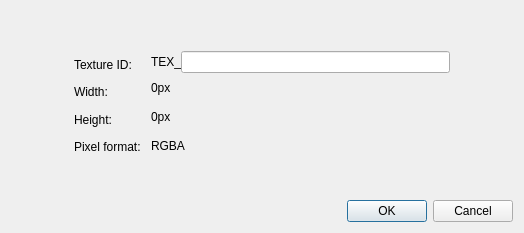
This is TextureTool/Source/AddTextureDlg.ui in k6project/SCToolKit as Qt 5 draws it before an edit. The edited form follows.
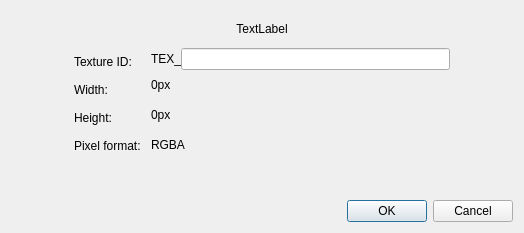
This is the edited form.

Commit message: Saving texture to file, ID validation

```diff
--- a/TextureTool/Source/AddTextureDlg.ui
+++ b/TextureTool/Source/AddTextureDlg.ui
@@ -22,12 +22,38 @@
   <property name="modal">
    <bool>true</bool>
   </property>
-  <layout class="QVBoxLayout" name="verticalLayout_3" stretch="0,4,0,0">
+  <layout class="QVBoxLayout" name="verticalLayout_3" stretch="1,0,1,10,0,0">
    <property name="spacing">
     <number>0</number>
    </property>
    <item>
     <spacer name="verticalSpacer">
+     <property name="orientation">
+      <enum>Qt::Vertical</enum>
+     </property>
+     <property name="sizeHint" stdset="0">
+      <size>
+       <width>20</width>
+       <height>8</height>
+      </size>
+     </property>
+    </spacer>
+   </item>
+   <item>
+    <widget class="QLabel" name="ErrorMsg">
+     <property name="styleSheet">
+      <string notr="true"/>
+     </property>
+     <property name="text">
+      <string>TextLabel</string>
+     </property>
+     <property name="alignment">
+      <set>Qt::AlignCenter</set>
+     </property>
+    </widget>
+   </item>
+   <item>
+    <spacer name="verticalSpacer_3">
      <property name="orientation">
       <enum>Qt::Vertical</enum>
      </property>
```
The commit also changes 5 other files.
